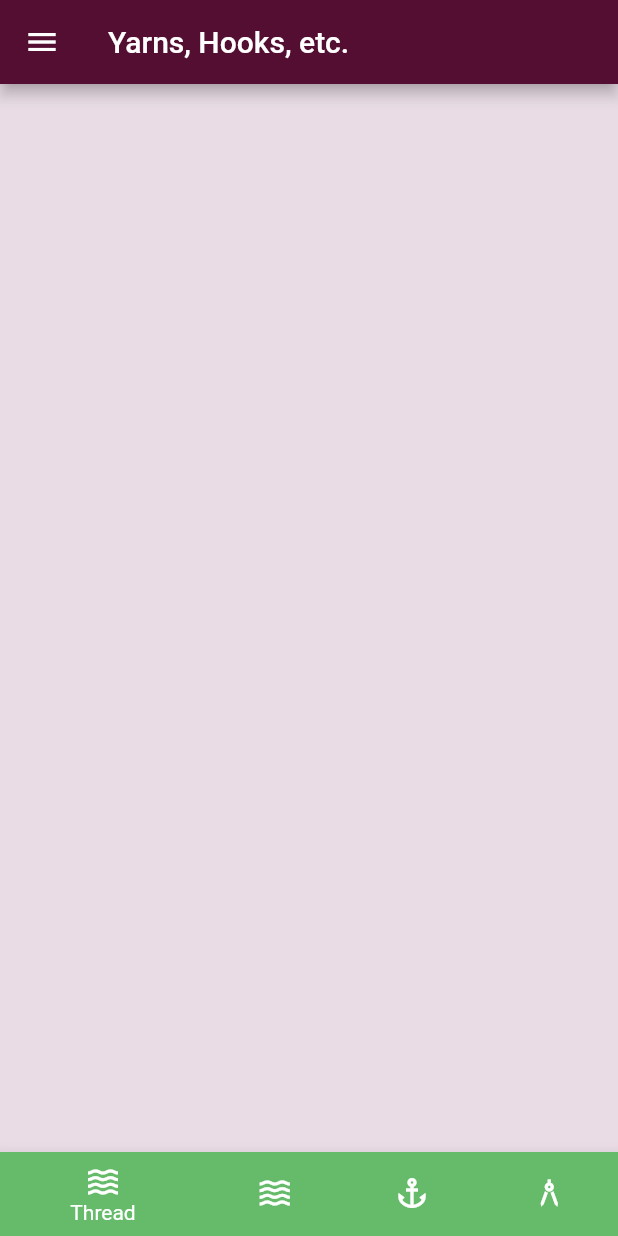
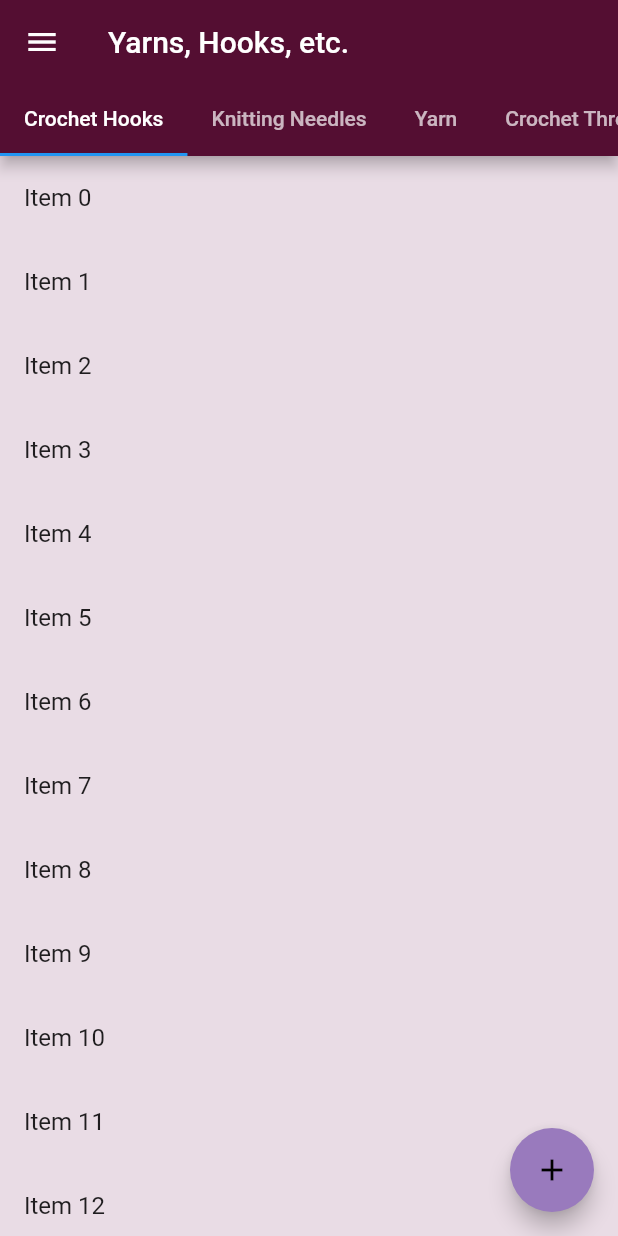
Before and after one commit to AnastassiaA/ttc_workshop_2, a Flutter app: the ThreadHook screen opened directly, on a phone screen of 412 x 824 dp. Run offline on Flutter 3.47's test engine with Material 2 defaults, Android fonts, the phone set to English and light mode, and no system bars; our stand-ins replace charts_flutter, file_picker, rflutter_alert, sqflite; accounts and stored records are empty.

Commit message:
Added safe areas to different pages. Added scrollable tab bar to yarn, hooks etc

```diff
--- a/lib/expenses.dart
+++ b/lib/expenses.dart
@@ -16,7 +16,8 @@ class ExpenseState extends State<ExpenseHome> {
   final items = List<String>.generate(20, (i) => "Item $i");
 
   Widget build(BuildContext context) {
-    return Scaffold(
+    return SafeArea(
+      child: Scaffold(
         backgroundColor: const Color(0xffE9DCE5),
         appBar: AppBar(
           backgroundColor: const Color(0xff2C041C),
@@ -32,6 +33,7 @@ class ExpenseState extends State<ExpenseHome> {
             );
           },
         ),
+      ),
     );
   }
 }
--- a/lib/handexercises.dart
+++ b/lib/handexercises.dart
@@ -4,7 +4,8 @@ import 'drawer.dart';
 class HandExercise extends StatelessWidget {
   @override
   Widget build(BuildContext context) {
-    return Scaffold(
+    return SafeArea(
+      child: Scaffold(
         backgroundColor: const Color(0xffE9DCE5),
         appBar: AppBar(
           backgroundColor: const Color(0xff4D0F28),
@@ -24,6 +25,7 @@ class HandExercise extends StatelessWidget {
             Container(),
           ],
         ),
+      ),
     );
   }
 }
--- a/lib/home page.dart
+++ b/lib/home page.dart
@@ -44,7 +44,8 @@ class _MyHomePageState extends State<MyHomePage> {
 
   @override
   Widget build(BuildContext context) {
-    return Scaffold(
+    return SafeArea(
+      child: Scaffold(
         backgroundColor: const Color(0xffE9DCE5),
         appBar: AppBar(
           backgroundColor: const Color(0xff78184A),
@@ -147,6 +148,7 @@ class _MyHomePageState extends State<MyHomePage> {
                 ],
               ),
             ],
+          ),
         ),
       ),
     );
--- a/lib/order.dart
+++ b/lib/order.dart
@@ -16,7 +16,8 @@ class OrderHome extends StatelessWidget {
 
   @override
   Widget build(BuildContext context) {
-    return Scaffold(
+    return SafeArea(
+      child: Scaffold(
         backgroundColor: const Color(0xffE9DCE5),
         appBar: AppBar(
           backgroundColor: const Color(0xff720058),
@@ -42,6 +43,7 @@ class OrderHome extends StatelessWidget {
             );
           },
           child: Icon(Icons.add),
+        ),
       ),
     );
   }
--- a/lib/product.dart
+++ b/lib/product.dart
@@ -141,7 +141,8 @@ class ProductState extends State<Product> {
 
   @override
   Widget build(BuildContext context) {
-    return Scaffold(
+    return SafeArea(
+      child: Scaffold(
         backgroundColor: const Color(0xffE9DCE5),
         appBar: AppBar(
           backgroundColor: const Color(0xff66023C),
@@ -246,6 +247,7 @@ class ProductState extends State<Product> {
           },
           child: Icon(Icons.add),
         ),
+      ),
     );
   }
 
--- a/lib/yarnthreadthings.dart
+++ b/lib/yarnthreadthings.dart
@@ -2,43 +2,58 @@ import 'package:flutter/cupertino.dart';
 import 'package:flutter/material.dart';
 
 import 'drawer.dart';
+import 'order.dart';
 
 class ThreadHook extends StatelessWidget {
+  final items = List<String>.generate(20, (i) => "Item $i");
   @override
   Widget build(BuildContext context) {
-    return Scaffold(
+    return SafeArea(
+      child: DefaultTabController(
+        initialIndex: 0,
+        length: 4,
+        child: Scaffold(
           backgroundColor: const Color(0xffE9DCE5),
           appBar: AppBar(
             backgroundColor: const Color(0xff540E32),
             foregroundColor: Colors.white,
             title: const Text('Yarns, Hooks, etc.'),
+            bottom: TabBar(
+              isScrollable: true,
+              tabs: [
+                Tab(text: 'Crochet Hooks'),
+                Tab(text: 'Knitting Needles'),
+                Tab(text: 'Yarn'),
+                Tab(text: 'Crochet Thread'),
+              ],
             ),
+          ),
+          body: TabBarView(children: [
+            ListView.builder(
+              itemCount: items.length,
+              itemBuilder: (context, index) {
+                return ListTile(
+                  title: Text('${items[index]}'),
+                );
+              },
+            ),
+            Icon(Icons.directions_transit),
+            Icon(Icons.directions_bike),
+            Icon(Icons.directions_bike),
+          ]),
           drawer: MyDrawer(),
-      bottomNavigationBar: BottomNavigationBar(
-        //fixedColor: Colors.green[400],
-        //currentIndex: 0, // this will be set when a new tab is tapped
-        items: [
-          BottomNavigationBarItem(
-            backgroundColor: Colors.green[400],
-            icon: Icon(Icons.waves_sharp),
-            label: 'Thread',
+          floatingActionButton: FloatingActionButton(
+            backgroundColor: const Color(0xff997ABD),
+            foregroundColor: Colors.black,
+            onPressed: () {
+              // Navigator.push(
+              //   context,
+              //   MaterialPageRoute(builder: (context) => AddOrder()),
+              // );
+            },
+            child: Icon(Icons.add),
           ),
-          BottomNavigationBarItem(
-            backgroundColor: Colors.green[400],
-            icon: Icon(Icons.waves_outlined),
-            label: 'Yarn',
         ),
-          BottomNavigationBarItem(
-            backgroundColor: Colors.green[400],
-            icon: Icon(Icons.anchor_outlined),
-            label: 'Hooks',
-          ),
-          BottomNavigationBarItem(
-            backgroundColor: Colors.green[400],
-            icon: Icon(Icons.architecture_outlined),
-            label: 'Needles',
-          )
-        ],
       ),
     );
   }
```
Also changed, not shown: 1 other file. Lines whose indentation alone changed are shown as unchanged.
